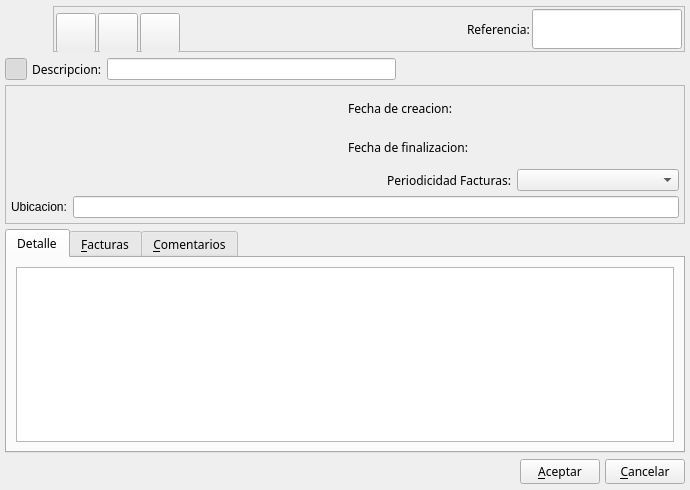
Above: bulmages/bulmafact/plugins/pluginbf_contrato/contratobase.ui from eboladev/Bulmages-1 before the change. Below: the same form after it.
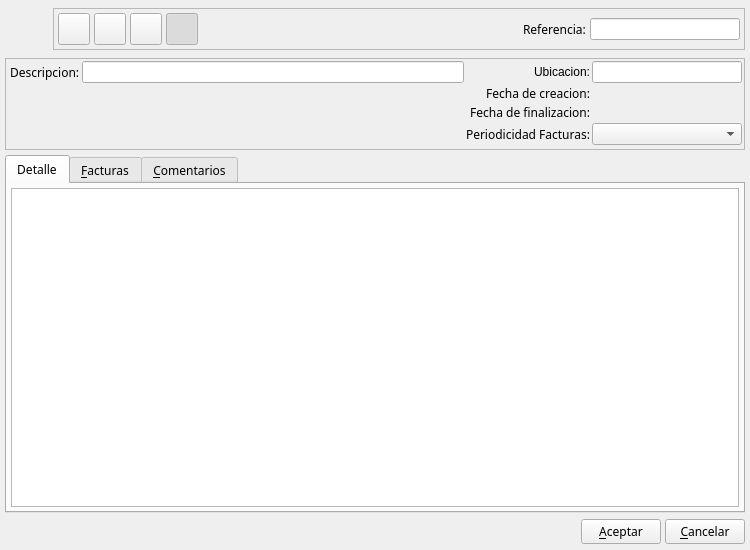
That is the form after the change. Icons and pictures are not drawn. Custom widgets are drawn as their Qt base class.

Patch:
```diff
--- a/bulmages/bulmafact/plugins/pluginbf_contrato/contratobase.ui
+++ b/bulmages/bulmafact/plugins/pluginbf_contrato/contratobase.ui
@@ -7,10 +7,16 @@
    <rect>
     <x>0</x>
     <y>0</y>
-    <width>690</width>
-    <height>490</height>
+    <width>750</width>
+    <height>550</height>
    </rect>
   </property>
+  <property name="minimumSize">
+   <size>
+    <width>750</width>
+    <height>550</height>
+   </size>
+  </property>
   <property name="windowTitle">
    <string>Nuevo Contrato</string>
   </property>
@@ -77,17 +83,17 @@
        </property>
        <layout class="QHBoxLayout">
         <property name="spacing">
-         <number>2</number>
+         <number>4</number>
         </property>
         <property name="margin">
-         <number>2</number>
+         <number>4</number>
         </property>
         <item>
          <widget class="QToolButton" name="mui_guardar">
           <property name="minimumSize">
            <size>
-            <width>40</width>
-            <height>40</height>
+            <width>32</width>
+            <height>32</height>
            </size>
           </property>
           <property name="maximumSize">
@@ -111,8 +117,8 @@
           </property>
           <property name="iconSize">
            <size>
-            <width>32</width>
-            <height>32</height>
+            <width>22</width>
+            <height>22</height>
            </size>
           </property>
          </widget>
@@ -121,8 +127,8 @@
          <widget class="QToolButton" name="mui_borrar">
           <property name="minimumSize">
            <size>
-            <width>40</width>
-            <height>40</height>
+            <width>32</width>
+            <height>32</height>
            </size>
           </property>
           <property name="maximumSize">
@@ -146,8 +152,8 @@
           </property>
           <property name="iconSize">
            <size>
-            <width>32</width>
-            <height>32</height>
+            <width>22</width>
+            <height>22</height>
            </size>
           </property>
          </widget>
@@ -156,8 +162,8 @@
          <widget class="QToolButton" name="mui_facturar">
           <property name="minimumSize">
            <size>
-            <width>40</width>
-            <height>40</height>
+            <width>32</width>
+            <height>32</height>
            </size>
           </property>
           <property name="maximumSize">
@@ -181,10 +187,51 @@
           </property>
           <property name="iconSize">
            <size>
+            <width>22</width>
+            <height>22</height>
+           </size>
+          </property>
+         </widget>
+        </item>
+        <item>
+         <widget class="QToolButton" name="mui_detalles">
+          <property name="minimumSize">
+           <size>
             <width>32</width>
             <height>32</height>
            </size>
           </property>
+          <property name="maximumSize">
+           <size>
+            <width>32</width>
+            <height>32</height>
+           </size>
+          </property>
+          <property name="toolTip">
+           <string>Mostrar/ocultar cabecera</string>
+          </property>
+          <property name="whatsThis">
+           <string>Mostrar/ocultar cabecera</string>
+          </property>
+          <property name="text">
+           <string/>
+          </property>
+          <property name="icon">
+           <iconset resource="../../../bulmages.qrc">
+            <normaloff>:/Images/document-open.png</normaloff>:/Images/document-open.png</iconset>
+          </property>
+          <property name="iconSize">
+           <size>
+            <width>22</width>
+            <height>22</height>
+           </size>
+          </property>
+          <property name="checkable">
+           <bool>true</bool>
+          </property>
+          <property name="checked">
+           <bool>true</bool>
+          </property>
          </widget>
         </item>
         <item>
@@ -268,7 +315,7 @@
         <item>
          <widget class="BfBuscarReferencia" name="mui_refcontrato">
           <property name="sizePolicy">
-           <sizepolicy hsizetype="Preferred" vsizetype="Ignored">
+           <sizepolicy hsizetype="Preferred" vsizetype="Fixed">
             <horstretch>0</horstretch>
             <verstretch>0</verstretch>
            </sizepolicy>
@@ -287,55 +334,15 @@
     </layout>
    </item>
    <item>
-    <layout class="QHBoxLayout">
-     <property name="spacing">
-      <number>5</number>
+    <widget class="QFrame" name="frame">
+     <property name="frameShape">
+      <enum>QFrame::StyledPanel</enum>
      </property>
-     <property name="margin">
-      <number>0</number>
+     <property name="frameShadow">
+      <enum>QFrame::Raised</enum>
      </property>
-     <item>
-      <widget class="QToolButton" name="mui_detalles">
-       <property name="minimumSize">
-        <size>
-         <width>22</width>
-         <height>22</height>
-        </size>
-       </property>
-       <property name="maximumSize">
-        <size>
-         <width>22</width>
-         <height>22</height>
-        </size>
-       </property>
-       <property name="toolTip">
-        <string>Mostrar/ocultar cabecera</string>
-       </property>
-       <property name="whatsThis">
-        <string>Mostrar/ocultar cabecera</string>
-       </property>
-       <property name="text">
-        <string/>
-       </property>
-       <property name="icon">
-        <iconset resource="../../../bulmages.qrc">
-         <normaloff>:/Images/document-open.png</normaloff>:/Images/document-open.png</iconset>
-       </property>
-       <property name="iconSize">
-        <size>
-         <width>32</width>
-         <height>32</height>
-        </size>
-       </property>
-       <property name="checkable">
-        <bool>true</bool>
-       </property>
-       <property name="checked">
-        <bool>true</bool>
-       </property>
-      </widget>
-     </item>
-     <item>
+     <layout class="QGridLayout" name="gridLayout">
+      <item row="0" column="1" colspan="2">
       <widget class="QLabel" name="label7">
        <property name="font">
         <font>
@@ -356,7 +363,7 @@
        </property>
       </widget>
      </item>
-     <item>
+      <item row="0" column="3">
       <widget class="QLineEdit" name="mui_nomcontrato">
        <property name="sizePolicy">
         <sizepolicy hsizetype="Expanding" vsizetype="Fixed">
@@ -378,40 +385,7 @@
        </property>
       </widget>
      </item>
-     <item>
-      <spacer>
-       <property name="orientation">
-        <enum>Qt::Horizontal</enum>
-       </property>
-       <property name="sizeType">
-        <enum>QSizePolicy::MinimumExpanding</enum>
-       </property>
-       <property name="sizeHint" stdset="0">
-        <size>
-         <width>50</width>
-         <height>21</height>
-        </size>
-       </property>
-      </spacer>
-     </item>
-    </layout>
-   </item>
-   <item>
-    <widget class="QFrame" name="frame">
-     <property name="frameShape">
-      <enum>QFrame::StyledPanel</enum>
-     </property>
-     <property name="frameShadow">
-      <enum>QFrame::Raised</enum>
-     </property>
-     <layout class="QGridLayout">
-      <property name="margin">
-       <number>5</number>
-      </property>
-      <property name="spacing">
-       <number>5</number>
-      </property>
-      <item row="0" column="0" rowspan="3">
+      <item row="1" column="0" rowspan="4" colspan="4">
        <widget class="BlSearchWidget" name="mui_idcliente" native="true">
         <property name="sizePolicy">
          <sizepolicy hsizetype="Expanding" vsizetype="Ignored">
@@ -419,23 +393,95 @@
           <verstretch>0</verstretch>
          </sizepolicy>
         </property>
+       </widget>
+      </item>
+      <item row="1" column="4" colspan="2">
+       <widget class="QLabel" name="label8">
+        <property name="font">
+         <font>
+          <family>Sans Serif</family>
+          <pointsize>9</pointsize>
+          <weight>50</weight>
+          <italic>false</italic>
+          <bold>false</bold>
+          <underline>false</underline>
+          <strikeout>false</strikeout>
+         </font>
+        </property>
+        <property name="text">
+         <string>Fecha de creacion:</string>
+        </property>
+        <property name="alignment">
+         <set>Qt::AlignRight|Qt::AlignTrailing|Qt::AlignVCenter</set>
+        </property>
+       </widget>
+      </item>
+      <item row="1" column="6">
+       <widget class="BlDateSearch" name="mui_fincontrato" native="true">
+        <property name="sizePolicy">
+         <sizepolicy hsizetype="Expanding" vsizetype="Ignored">
+          <horstretch>0</horstretch>
+          <verstretch>0</verstretch>
+         </sizepolicy>
+        </property>
         <property name="minimumSize">
          <size>
-          <width>250</width>
-          <height>100</height>
+          <width>0</width>
+          <height>14</height>
          </size>
         </property>
+        <property name="maximumSize">
+         <size>
+          <width>150</width>
+          <height>16777215</height>
+         </size>
+        </property>
        </widget>
       </item>
-      <item row="2" column="1">
-       <layout class="QHBoxLayout">
-        <property name="spacing">
-         <number>6</number>
+      <item row="2" column="4" colspan="2">
+       <widget class="QLabel" name="label8_2">
+        <property name="font">
+         <font>
+          <family>Sans Serif</family>
+          <pointsize>9</pointsize>
+          <weight>50</weight>
+          <italic>false</italic>
+          <bold>false</bold>
+          <underline>false</underline>
+          <strikeout>false</strikeout>
+         </font>
         </property>
-        <property name="margin">
-         <number>0</number>
+        <property name="text">
+         <string>Fecha de finalizacion:</string>
         </property>
-        <item>
+        <property name="alignment">
+         <set>Qt::AlignRight|Qt::AlignTrailing|Qt::AlignVCenter</set>
+        </property>
+       </widget>
+      </item>
+      <item row="2" column="6">
+       <widget class="BlDateSearch" name="mui_ffincontrato" native="true">
+        <property name="sizePolicy">
+         <sizepolicy hsizetype="Expanding" vsizetype="Fixed">
+          <horstretch>0</horstretch>
+          <verstretch>0</verstretch>
+         </sizepolicy>
+        </property>
+        <property name="minimumSize">
+         <size>
+          <width>0</width>
+          <height>14</height>
+         </size>
+        </property>
+        <property name="maximumSize">
+         <size>
+          <width>150</width>
+          <height>16777215</height>
+         </size>
+        </property>
+       </widget>
+      </item>
+      <item row="3" column="4" colspan="2">
          <widget class="QLabel" name="label8_3">
           <property name="font">
            <font>
@@ -459,128 +505,39 @@
           </property>
          </widget>
         </item>
-        <item>
-         <widget class="BlPeriodicityComboBox" name="mui_periodicidadcontrato"/>
-        </item>
-       </layout>
-      </item>
-      <item row="3" column="0" colspan="2">
-       <layout class="QHBoxLayout">
-        <property name="spacing">
-         <number>6</number>
+      <item row="3" column="6">
+       <widget class="BlPeriodicityComboBox" name="mui_periodicidadcontrato">
+        <property name="maximumSize">
+         <size>
+          <width>150</width>
+          <height>16777215</height>
+         </size>
+        </property>
+       </widget>
+      </item>
+      <item row="0" column="6">
+       <widget class="QLineEdit" name="mui_loccontrato">
+        <property name="maximumSize">
+         <size>
+          <width>150</width>
+          <height>16777215</height>
+         </size>
         </property>
-        <property name="margin">
-         <number>0</number>
-        </property>
-        <item>
+       </widget>
+      </item>
+      <item row="0" column="4" colspan="2">
          <widget class="QLabel" name="label">
           <property name="text">
            <string>Ubicacion:</string>
           </property>
+        <property name="alignment">
+         <set>Qt::AlignRight|Qt::AlignTrailing|Qt::AlignVCenter</set>
+        </property>
           <property name="buddy">
            <cstring>mui_loccontrato</cstring>
           </property>
          </widget>
         </item>
-        <item>
-         <widget class="QLineEdit" name="mui_loccontrato"/>
-        </item>
-       </layout>
-      </item>
-      <item row="1" column="1">
-       <layout class="QHBoxLayout">
-        <property name="spacing">
-         <number>6</number>
-        </property>
-        <property name="margin">
-         <number>0</number>
-        </property>
-        <item>
-         <widget class="QLabel" name="label8_2">
-          <property name="font">
-           <font>
-            <family>Sans Serif</family>
-            <pointsize>9</pointsize>
-            <weight>50</weight>
-            <italic>false</italic>
-            <bold>false</bold>
-            <underline>false</underline>
-            <strikeout>false</strikeout>
-           </font>
-          </property>
-          <property name="text">
-           <string>Fecha de finalizacion:</string>
-          </property>
-          <property name="alignment">
-           <set>Qt::AlignRight|Qt::AlignTrailing|Qt::AlignVCenter</set>
-          </property>
-         </widget>
-        </item>
-        <item>
-         <widget class="BlDateSearch" name="mui_ffincontrato" native="true">
-          <property name="sizePolicy">
-           <sizepolicy hsizetype="Expanding" vsizetype="Ignored">
-            <horstretch>0</horstretch>
-            <verstretch>0</verstretch>
-           </sizepolicy>
-          </property>
-          <property name="minimumSize">
-           <size>
-            <width>100</width>
-            <height>0</height>
-           </size>
-          </property>
-         </widget>
-        </item>
-       </layout>
-      </item>
-      <item row="0" column="1">
-       <layout class="QHBoxLayout">
-        <property name="spacing">
-         <number>6</number>
-        </property>
-        <property name="margin">
-         <number>0</number>
-        </property>
-        <item>
-         <widget class="QLabel" name="label8">
-          <property name="font">
-           <font>
-            <family>Sans Serif</family>
-            <pointsize>9</pointsize>
-            <weight>50</weight>
-            <italic>false</italic>
-            <bold>false</bold>
-            <underline>false</underline>
-            <strikeout>false</strikeout>
-           </font>
-          </property>
-          <property name="text">
-           <string>Fecha de creacion:</string>
-          </property>
-          <property name="alignment">
-           <set>Qt::AlignRight|Qt::AlignTrailing|Qt::AlignVCenter</set>
-          </property>
-         </widget>
-        </item>
-        <item>
-         <widget class="BlDateSearch" name="mui_fincontrato" native="true">
-          <property name="sizePolicy">
-           <sizepolicy hsizetype="Expanding" vsizetype="Ignored">
-            <horstretch>0</horstretch>
-            <verstretch>0</verstretch>
-           </sizepolicy>
-          </property>
-          <property name="minimumSize">
-           <size>
-            <width>100</width>
-            <height>0</height>
-           </size>
-          </property>
-         </widget>
-        </item>
-       </layout>
-      </item>
      </layout>
     </widget>
    </item>
@@ -609,10 +566,10 @@
       </attribute>
       <layout class="QGridLayout">
        <property name="margin">
-        <number>9</number>
+        <number>4</number>
        </property>
        <property name="spacing">
-        <number>6</number>
+        <number>4</number>
        </property>
        <item row="0" column="0">
         <widget class="ListLinContratoView" name="mui_lineas"/>
@@ -663,7 +620,7 @@
    <item>
     <layout class="QHBoxLayout">
      <property name="spacing">
-      <number>5</number>
+      <number>4</number>
      </property>
      <property name="margin">
       <number>0</number>
```
Left out of the diff: 10 changed lines with no effect on the pictures. Lines whose indentation alone changed are shown as unchanged.
